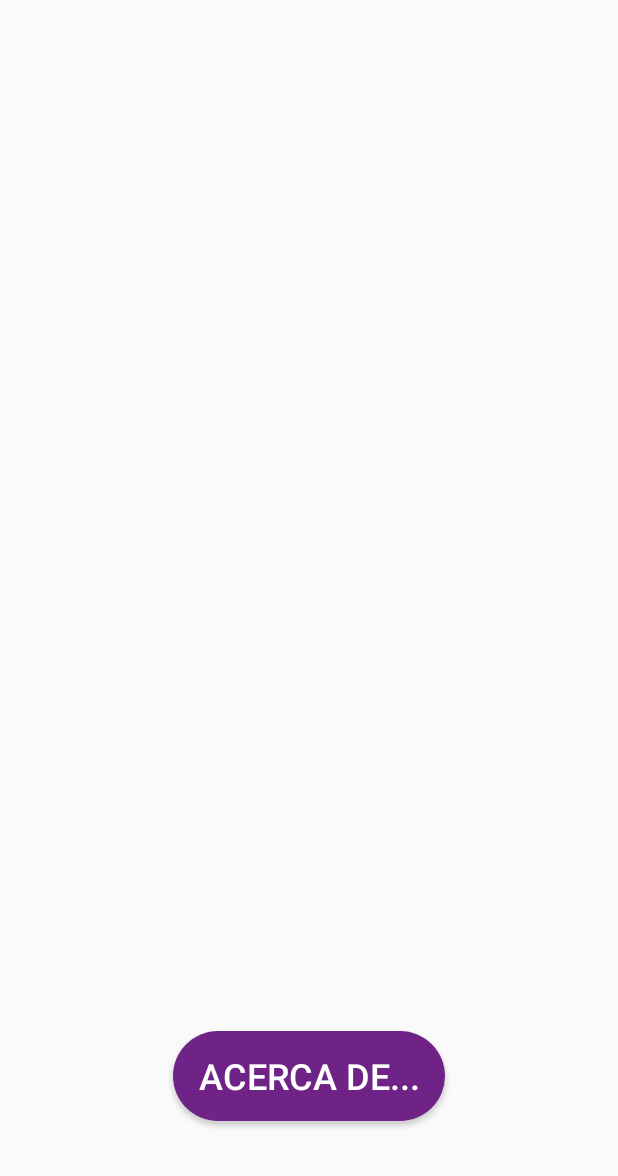
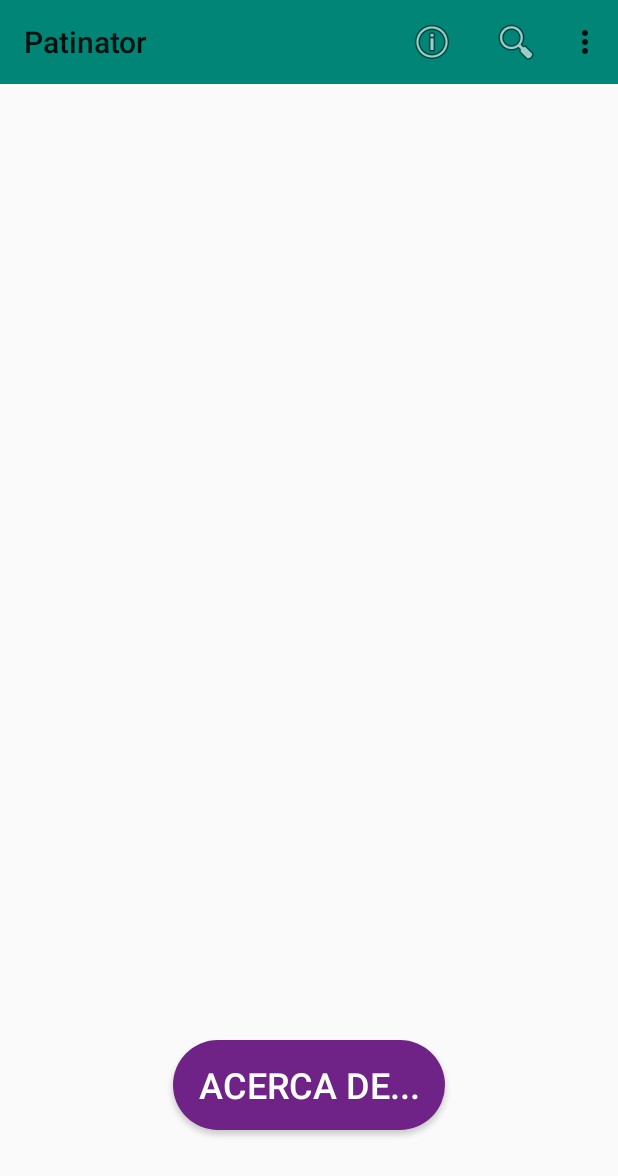
Before and after one commit to adguez27/IoT-Project, an Android app: the screen it shows after launch (MainActivity), on a phone screen of 412 x 824 dp. Shown: the top 1176 px of the screen. Run offline under Robolectric (Android 15) with nearby library versions, the phone set to English and light mode, and no system bars.

Commit message:
Barra de acciones añadida

```diff
--- a/Patinator/app/src/main/java/com/alexd/patinator/MainActivity.java
+++ b/Patinator/app/src/main/java/com/alexd/patinator/MainActivity.java
@@ -1,15 +1,21 @@
 package com.alexd.patinator;
 
 import android.os.Bundle;
+import android.view.Menu;
 
+import androidx.appcompat.widget.Toolbar;
+
+import androidx.appcompat.app.AppCompatActivity;
 import androidx.fragment.app.FragmentActivity;
 import androidx.fragment.app.FragmentTabHost;
 
-public class MainActivity extends FragmentActivity{
+public class MainActivity extends AppCompatActivity {
     private FragmentTabHost tabHost;
     @Override protected void onCreate(Bundle savedInstanceState) {
         super.onCreate(savedInstanceState);
         setContentView(R.layout.activity_main);
+        Toolbar toolbar = findViewById(R.id.toolbar);
+        setSupportActionBar(toolbar);
         tabHost = findViewById(android.R.id.tabhost);
         tabHost.setup(this,
                 getSupportFragmentManager(),android.R.id.tabcontent);
@@ -22,5 +28,11 @@ public class MainActivity extends FragmentActivity{
         tabHost.addTab(tabHost.newTabSpec("tab4").setIndicator("Tab 4"),
                 Tab4.class,  null);
     }
+    @Override
+    public boolean onCreateOptionsMenu(Menu menu) {
+        // Inflate the menu; this adds items to the action bar if it is present.
+        getMenuInflater().inflate(R.menu.menu_main, menu);
+        return true;
+    }
 
 }
--- /dev/null
+++ b/Patinator/app/src/main/res/drawable/ic_search_black_24dp.xml
@@ -0,0 +1,9 @@
+<vector xmlns:android="http://schemas.android.com/apk/res/android"
+        android:width="24dp"
+        android:height="24dp"
+        android:viewportWidth="24.0"
+        android:viewportHeight="24.0">
+    <path
+        android:fillColor="#FF000000"
+        android:pathData="M15.5,14h-0.79l-0.28,-0.27C15.41,12.59 16,11.11 16,9.5 16,5.91 13.09,3 9.5,3S3,5.91 3,9.5 5.91,16 9.5,16c1.61,0 3.09,-0.59 4.23,-1.57l0.27,0.28v0.79l5,4.99L20.49,19l-4.99,-5zM9.5,14C7.01,14 5,11.99 5,9.5S7.01,5 9.5,5 14,7.01 14,9.5 11.99,14 9.5,14z"/>
+</vector>
--- a/Patinator/app/src/main/res/layout/activity_main.xml
+++ b/Patinator/app/src/main/res/layout/activity_main.xml
@@ -4,9 +4,20 @@
     android:id="@android:id/tabhost"
     android:layout_width="match_parent"
     android:layout_height="match_parent" >
+
     <LinearLayout android:layout_width="match_parent"
         android:layout_height="match_parent"
         android:orientation="vertical" >
+
+        <androidx.appcompat.widget.Toolbar
+            android:id="@+id/toolbar"
+            android:layout_width="match_parent"
+            android:layout_height="wrap_content"
+            android:background="?attr/colorPrimary"
+
+            android:minHeight="?attr/actionBarSize"
+            android:theme="@style/ThemeOverlay.AppCompat.ActionBar" />
+
         <TabWidget android:id="@android:id/tabs"
             android:layout_width="match_parent"
             android:layout_height="wrap_content"
--- /dev/null
+++ b/Patinator/app/src/main/res/menu/menu_main.xml
@@ -0,0 +1,22 @@
+<?xml version="1.0" encoding="utf-8"?>
+<menu xmlns:android="http://schemas.android.com/apk/res/android"
+    xmlns:app="http://schemas.android.com/apk/res-auto"
+    xmlns:tools="http://schemas.android.com/ tools"
+    tools:context=".MainActivity">
+    <item
+        android:id="@+id/action_settings"
+        android:title="Configuración"
+        android:icon="@android:drawable/ic_menu_preferences"
+        android:orderInCategory="5"
+        app:showAsAction="never"/>
+    <item android:title="Acerca de..."
+        android:id="@+id/acercaDe"
+        android:icon="@android:drawable/ic_menu_info_details"
+        android:orderInCategory="10"
+        app:showAsAction="ifRoom|withText"/>
+    <item android:title="Buscar"
+        android:id="@+id/menu_buscar"
+        android:icon="@android:drawable/ic_menu_search"
+        android:orderInCategory="115"
+        app:showAsAction="always|collapseActionView"/>
+</menu>
--- a/Patinator/app/src/main/res/values/styles.xml
+++ b/Patinator/app/src/main/res/values/styles.xml
@@ -1,7 +1,7 @@
 <resources>
 
     <!-- Base application theme. -->
-    <style name="AppTheme" parent="Theme.AppCompat.Light.DarkActionBar">
+    <style name="AppTheme" parent="Theme.AppCompat.Light.NoActionBar">
         <!-- Customize your theme here. -->
         <item name="colorPrimary">@color/colorPrimary</item>
         <item name="colorPrimaryDark">@color/colorPrimaryDark</item>
```
